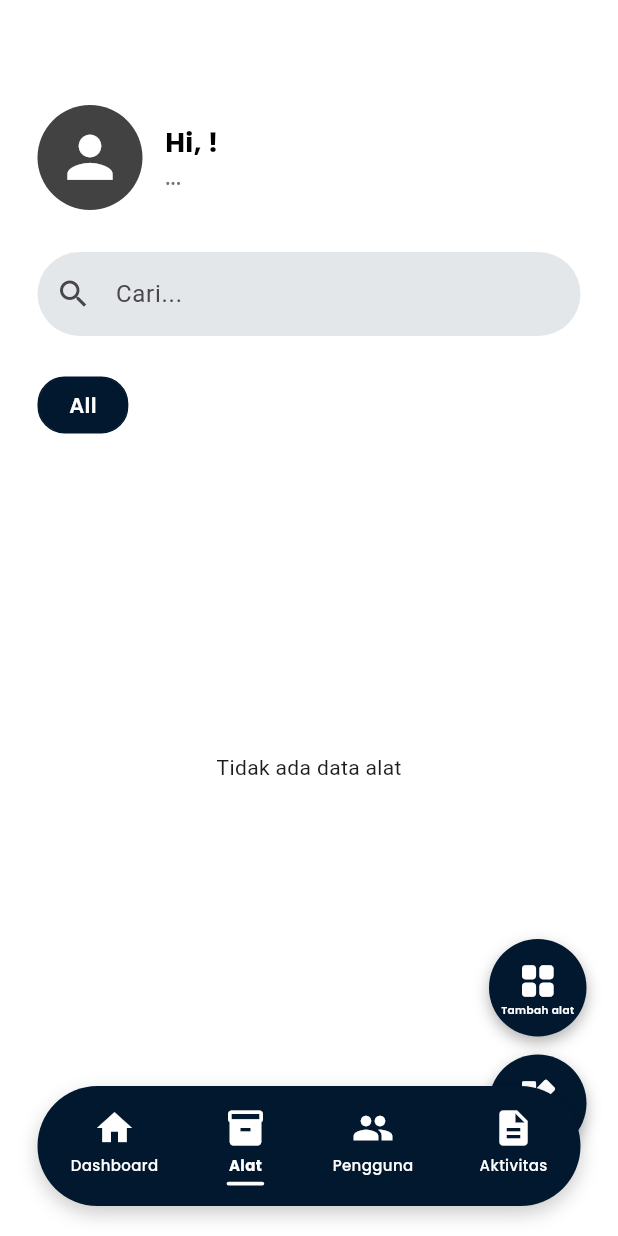
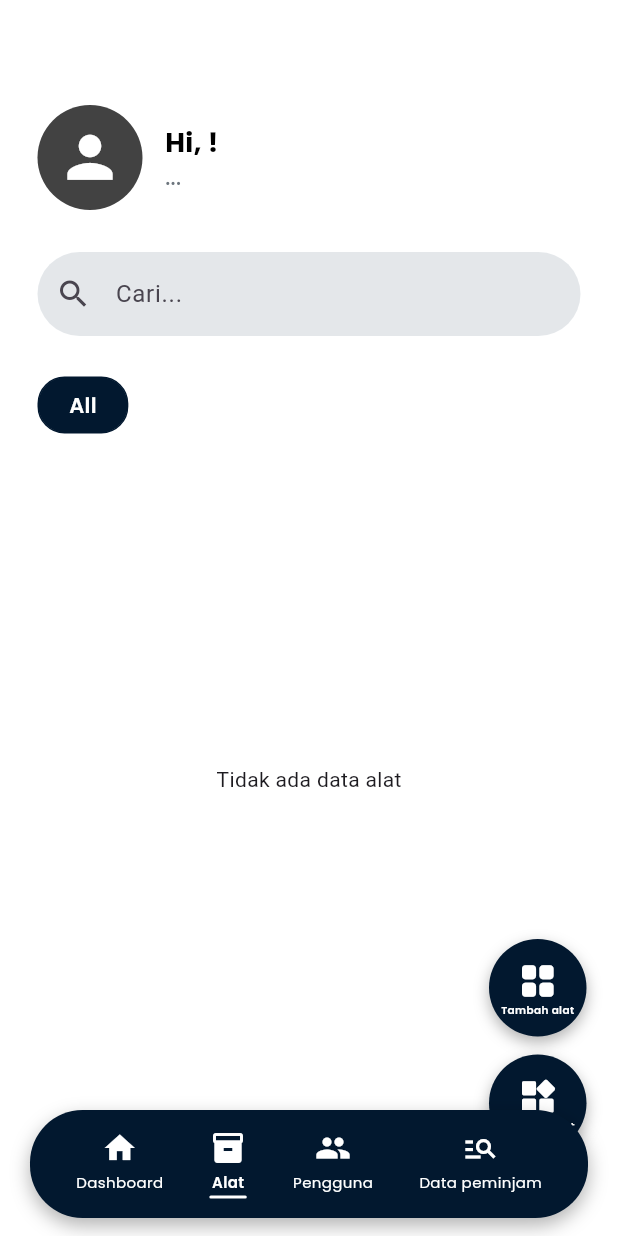
Before and after one commit to Adella0/LATIHAN_UKK, a Flutter app: the MainNavAdmin screen opened by its route, item 2 of the bottom bar chosen, on a phone screen of 412 x 824 dp. Run offline on Flutter 3.47's test engine with Material 3 defaults, Android fonts, the phone set to English and light mode, and no system bars; our stand-ins replace google_fonts, supabase_flutter; accounts and stored records are empty.

Commit message:
upgrade navbar admin

```diff
--- a/lib/features/admin/ui/main_nav_admin.dart
+++ b/lib/features/admin/ui/main_nav_admin.dart
@@ -1,6 +1,6 @@
 import 'package:flutter/material.dart';
 import 'package:google_fonts/google_fonts.dart';
-import '../dashboard/dashboard_admin_screen.dart'; // Sesuaikan path dashboard Anda
+import '../dashboard/dashboard_admin_screen.dart';
 import '../manage_alat/list_alat_screen.dart';
 import '../manage_user/List_pengguna.dart';
 
@@ -15,50 +15,50 @@ class _MainNavAdminState extends State<MainNavAdmin> {
   int _selectedIndex = 0;
   final Color primaryBlue = const Color(0xFF02182F);
 
-  // Daftar halaman yang akan ditampilkan
   final List<Widget> _pages = [
     const DashboardAdminScreen(),
     const ListAlatScreen(),
     const ListPenggunaScreen(),
-    const Center(child: Text("Halaman Ringkasan Aktivitas")),
+    const Center(child: Text("Halaman Data Peminjam")), // Sesuai gambar
   ];
 
   @override
   Widget build(BuildContext context) {
     return Scaffold(
       backgroundColor: Colors.white,
-      // Menggunakan IndexedStack agar state halaman (scroll, data) tidak reset saat pindah tab
+      // extendBody: true agar konten bisa mengisi ruang di belakang navbar yang melayang
+      extendBody: true,
       body: IndexedStack(
         index: _selectedIndex,
         children: _pages,
       ),
-      extendBody: true,
       bottomNavigationBar: _buildBottomNav(),
     );
   }
 
   Widget _buildBottomNav() {
     return Container(
-      margin: const EdgeInsets.fromLTRB(25, 0, 25, 20), // Jarak bawah ditambah agar tidak terlalu mepet
-      height: 80,
+      // Margin disesuaikan agar melayang (floating) dengan cantik
+      margin: const EdgeInsets.fromLTRB(20, 0, 20, 12),
+      height: 72, // Tinggi dikecilkan agar lebih ramping
       decoration: BoxDecoration(
         color: primaryBlue,
-        borderRadius: BorderRadius.circular(40),
+        borderRadius: BorderRadius.circular(35), // Radius lebih membulat (capsule style)
         boxShadow: [
           BoxShadow(
-            color: Colors.black.withOpacity(0.2),
+            color: Colors.black.withOpacity(0.3),
             blurRadius: 10,
             offset: const Offset(0, 5),
           ),
         ],
       ),
       child: Row(
-        mainAxisAlignment: MainAxisAlignment.spaceAround,
+        mainAxisAlignment: MainAxisAlignment.spaceEvenly, // Jarak antar ikon lebih proporsional
         children: [
           _buildNavItem(Icons.home, "Dashboard", 0),
           _buildNavItem(Icons.inventory_2, "Alat", 1),
           _buildNavItem(Icons.people, "Pengguna", 2),
-          _buildNavItem(Icons.description, "Aktivitas", 3),
+          _buildNavItem(Icons.manage_search, "Data peminjam", 3), // Label disesuaikan gambar
         ],
       ),
     );
@@ -73,23 +73,29 @@ class _MainNavAdminState extends State<MainNavAdmin> {
           _selectedIndex = index;
         });
       },
+      behavior: HitTestBehavior.opaque,
       child: Column(
         mainAxisAlignment: MainAxisAlignment.center,
         children: [
-          Icon(icon, color: Colors.white, size: 28), // Diperkecil sedikit agar proporsional
+          Icon(
+            icon,
+            color: Colors.white,
+            size: 24, // Ukuran ikon standar agar tidak penuh
+          ),
           const SizedBox(height: 4),
           Text(
             label,
             style: GoogleFonts.poppins(
               color: Colors.white,
               fontSize: 10,
-              fontWeight: isActive ? FontWeight.bold : FontWeight.w500,
+              fontWeight: isActive ? FontWeight.w600 : FontWeight.w400,
             ),
           ),
+          // Indikator garis bawah putih yang ramping
           if (isActive)
             Container(
-              margin: const EdgeInsets.only(top: 4),
-              height: 2.5,
+              margin: const EdgeInsets.only(top: 2),
+              height: 2,
               width: 25,
               decoration: BoxDecoration(
                 color: Colors.white,
@@ -97,7 +103,7 @@ class _MainNavAdminState extends State<MainNavAdmin> {
               ),
             )
           else
-            const SizedBox(height: 6.5),
+            const SizedBox(height: 4), // Penyeimbang tata letak saat tidak aktif
         ],
       ),
     );
```
Also changed, not shown: pubspec.lock.
